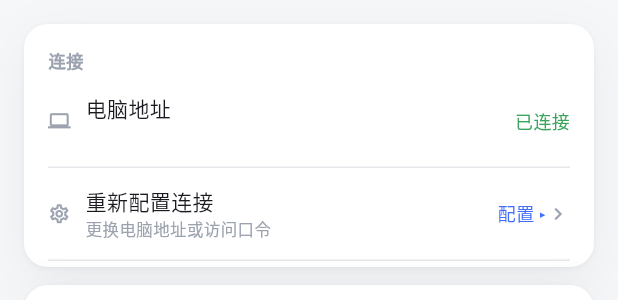
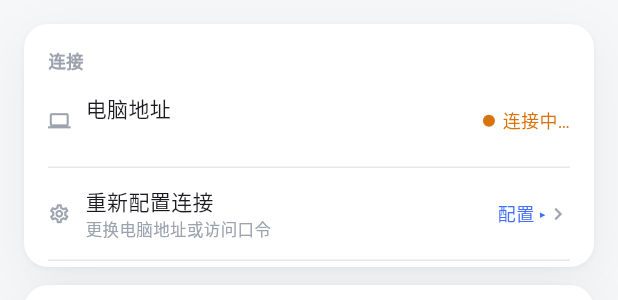
Before and after one commit to 201222-L/dsh-mobile-remote, a Flutter app: the SettingsScreen widget shown alone on an empty page, opened directly with empty values, on a phone screen of 412 x 824 dp. Shown: the top 300 px of the screen. Run offline on Flutter 3.47's test engine with Material 3 defaults, Android fonts, the phone set to English and light mode, and no system bars; our stand-ins replace package_info_plus, shared_preferences; missing offline and left inert: mobile_scanner; accounts and stored records are empty; network calls fail.

Commit message:
fix: 设置页连接状态实时显示（旧版写死『已连接』）+ 插件版本持久化
- 设置-电脑地址行：状态点+文字实时跟随 connState（已连接/连接中/离线），页面监听 store 变化
- 插件版本持久化到本地：断线重开 App 也能看到上次连接的插件版本，不再显示空
- bootstrap 吸收逻辑收敛为 api.absorbBootstrap（resume 与 collectUrls 共用）

```diff
--- a/dsh-mobile-app/lib/screens/settings_screen.dart
+++ b/dsh-mobile-app/lib/screens/settings_screen.dart
@@ -32,6 +32,18 @@ class _SettingsScreenState extends State<SettingsScreen> {
     super.initState();
     _refreshBalance();
     _loadAppVersion();
+    // 连接状态等 store 变化实时刷新（修复：旧版离开页面重进才能看到状态更新）
+    widget.store.addListener(_onStoreChanged);
+  }
+
+  @override
+  void dispose() {
+    widget.store.removeListener(_onStoreChanged);
+    super.dispose();
+  }
+
+  void _onStoreChanged() {
+    if (mounted) setState(() {});
   }
 
   Future<void> _loadAppVersion() async {
@@ -187,6 +199,7 @@ class _SettingsScreenState extends State<SettingsScreen> {
     final ink3 = DshColors.ink3(context);
     final brand = DshColors.brand(context);
     final ok = DshColors.ok(context);
+    final warn = DshColors.warn(context);
 
     String permName(String? id) => switch (id) {
           'read-only' => 'Read Only',
@@ -212,7 +225,40 @@ class _SettingsScreenState extends State<SettingsScreen> {
             sub: api.baseUrls.length > 1
                 ? '${api.baseUrl} · 共 ${api.baseUrls.length} 个地址自动切换'
                 : api.baseUrl,
-            trailing: Text('已连接', style: TextStyle(fontSize: 12, color: ok)),
+            // 连接状态实时显示（修复：旧版写死「已连接」，断线也显示绿色已连接）
+            trailing: Row(
+              mainAxisSize: MainAxisSize.min,
+              children: [
+                Container(
+                  width: 8,
+                  height: 8,
+                  decoration: BoxDecoration(
+                    color: switch (store.connState) {
+                      'connected' => ok,
+                      'connecting' => warn,
+                      _ => ink3,
+                    },
+                    shape: BoxShape.circle,
+                  ),
+                ),
+                const SizedBox(width: 5),
+                Text(
+                  switch (store.connState) {
+                    'connected' => '已连接',
+                    'connecting' => '连接中…',
+                    _ => '离线 · 自动重连',
+                  },
+                  style: TextStyle(
+                    fontSize: 12,
+                    color: switch (store.connState) {
+                      'connected' => ok,
+                      'connecting' => warn,
+                      _ => ink3,
+                    },
+                  ),
+                ),
+              ],
+            ),
           ),
           _row(
             leading: const Icon(Icons.settings_outlined),
--- a/dsh-mobile-app/lib/store.dart
+++ b/dsh-mobile-app/lib/store.dart
@@ -371,9 +371,8 @@ class AppStore extends ChangeNotifier {
     if (api.baseUrl.isEmpty || api.token.isEmpty) return; // 未配置连接
     try {
       final d = await api.getJson('/api/bootstrap');
-      // 合并服务端返回的全部地址（含 Tailscale IP）：外出/回家自动切换的数据基础
-      final urls = (d['server']?['urls'] as List?)?.map((u) => u.toString()).toList() ?? const <String>[];
-      api.mergeUrls(urls);
+      // 合并服务端返回的全部地址（含 Tailscale IP）+ 记录插件版本
+      api.absorbBootstrap(d);
       _setConnState('connected');
       // 关键修复：探针成功 ≠ 旧 SSE 流还活着。App 后台期间 TCP 可能已静默死亡
       // 而流未触发 onDone/onError —— 若不重建，connect() 会被 `_sub != null` 挡住，
```
Also changed, not shown: dsh-mobile-app/lib/api.dart (+19 -4 lines).
